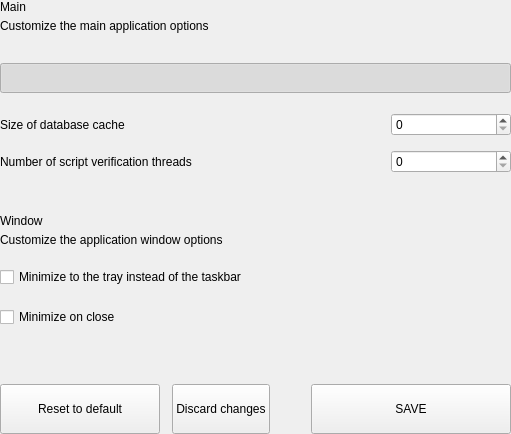
Before: the Qt Designer form src/qt/bltg/settings/forms/settingsmainoptionswidget.ui in minerric/BLTG, drawn with Qt 5.
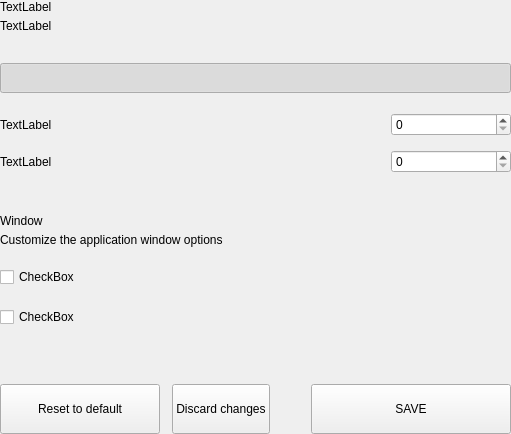
After: the same form once the commit is applied.

Patch:
```diff
--- a/src/qt/bltg/settings/forms/settingsmainoptionswidget.ui
+++ b/src/qt/bltg/settings/forms/settingsmainoptionswidget.ui
@@ -62,14 +62,14 @@
             <item>
              <widget class="QLabel" name="labelTitle">
               <property name="text">
-               <string>Main</string>
+               <string>TextLabel</string>
               </property>
              </widget>
             </item>
             <item>
              <widget class="QLabel" name="labelSubtitle1">
               <property name="text">
-               <string>Customize the main application options</string>
+               <string>TextLabel</string>
               </property>
               <property name="wordWrap">
                <bool>true</bool>
@@ -146,7 +146,7 @@
           <item>
            <widget class="QLabel" name="labelTitleSizeDb">
             <property name="text">
-             <string>Size of database cache</string>
+             <string>TextLabel</string>
             </property>
            </widget>
           </item>
@@ -196,7 +196,7 @@
           <item>
            <widget class="QLabel" name="labelTitleThreads">
             <property name="text">
-             <string>Number of script verification threads</string>
+             <string>TextLabel</string>
             </property>
            </widget>
           </item>
@@ -326,7 +326,7 @@
         <item>
          <widget class="QCheckBox" name="checkBoxMinTaskbar">
           <property name="text">
-           <string>Minimize to the tray instead of the taskbar</string>
+           <string>CheckBox</string>
           </property>
          </widget>
         </item>
@@ -349,7 +349,7 @@
         <item>
          <widget class="QCheckBox" name="checkBoxMinClose">
           <property name="text">
-           <string>Minimize on close</string>
+           <string>CheckBox</string>
           </property>
          </widget>
         </item>
```
Left out of the diff: 2 changed lines with no effect on the pictures.
